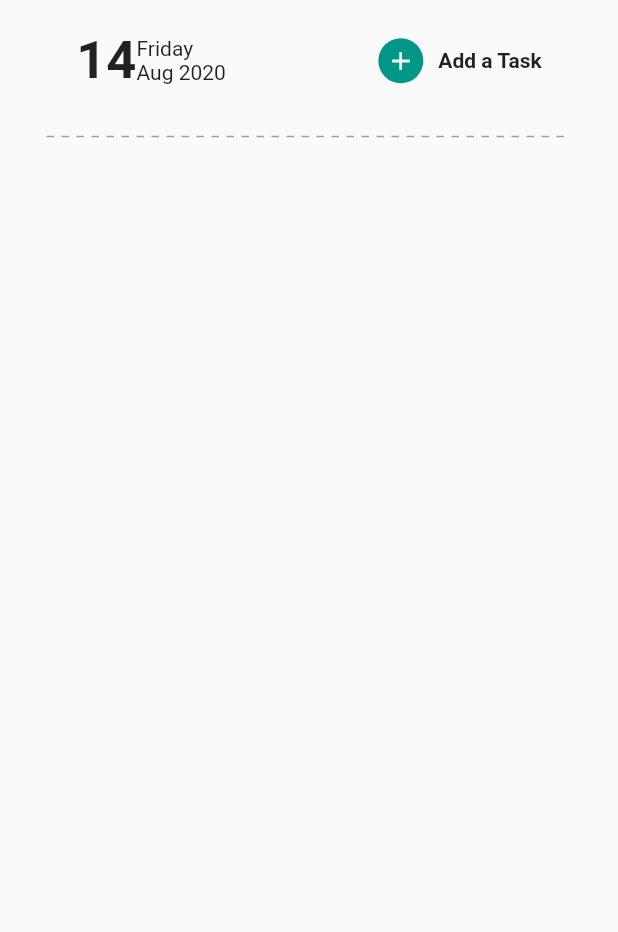
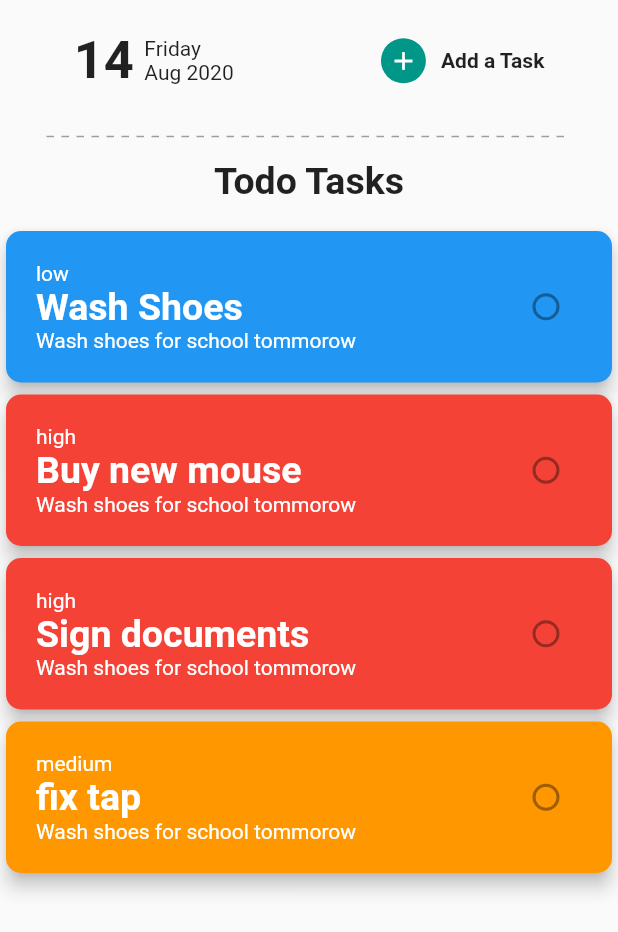
Before and after one commit to reichenbachh/Flutter-Todo, a Flutter app: the screen it shows after launch, on a phone screen of 412 x 824 dp. Shown: the top 932 px of the screen. Run offline on Flutter 3.47's test engine with Material 2 defaults, Android fonts, the phone set to English and light mode, and no system bars; our stand-ins replace dotted_decoration.

Commit message:
dynamic task cards created

```diff
--- /dev/null
+++ b/lib/widgets/addTaskBtn.dart
@@ -0,0 +1,35 @@
+import 'package:flutter/material.dart';
+
+class AddBtn extends StatelessWidget {
+  @override
+  Widget build(BuildContext context) {
+    return Row(
+      children: [
+        Container(
+          height: 30,
+          width: 30,
+          decoration: BoxDecoration(
+            borderRadius: BorderRadius.circular(30),
+            color: Theme.of(context).primaryColor,
+          ),
+          child: IconButton(
+            iconSize: 20,
+            padding: EdgeInsets.all(1),
+            icon: Icon(
+              Icons.add,
+              color: Colors.white,
+            ),
+            onPressed: () {},
+          ),
+        ),
+        Padding(
+          padding: EdgeInsets.only(left: 10),
+          child: Text(
+            "Add a Task",
+            style: TextStyle(fontWeight: FontWeight.bold),
+          ),
+        ),
+      ],
+    );
+  }
+}
--- /dev/null
+++ b/lib/widgets/date.dart
@@ -0,0 +1,27 @@
+import 'package:flutter/material.dart';
+import 'package:intl/intl.dart';
+
+class DateWid extends StatelessWidget {
+  @override
+  Widget build(BuildContext context) {
+    return Row(
+      mainAxisAlignment: MainAxisAlignment.center,
+      children: [
+        Text(
+          DateTime.now().day.toString(),
+          style: TextStyle(fontWeight: FontWeight.bold, fontSize: 35),
+        ),
+        Padding(
+          padding: EdgeInsets.only(left: 7),
+          child: Column(
+            crossAxisAlignment: CrossAxisAlignment.start,
+            children: [
+              Text(DateFormat("EEEE").format(DateTime.now())),
+              Text(DateFormat.yMMM().format(DateTime.now()))
+            ],
+          ),
+        )
+      ],
+    );
+  }
+}
--- a/lib/widgets/taskHome.dart
+++ b/lib/widgets/taskHome.dart
@@ -1,6 +1,14 @@
 import 'package:flutter/material.dart';
 import 'package:intl/intl.dart';
+
+import 'package:uuid/uuid.dart';
 import 'package:dotted_decoration/dotted_decoration.dart';
+
+import "./taskList.dart";
+import "./todoHeading.dart";
+import './addTaskBtn.dart';
+import './date.dart';
+import '../models/task.dart';
 
 class taskHome extends StatefulWidget {
   @override
@@ -8,6 +16,40 @@ class taskHome extends StatefulWidget {
 }
 
 class _taskHomeState extends State<taskHome> {
+  final List<Task> taskList = [
+    Task(
+      taskName: "Wash Shoes",
+      taskPriority: "low",
+      taskDesc: "Wash shoes for school tommorow",
+      taskId: Uuid().v4(),
+      taskDate: DateTime.now(),
+      taskSatus: false,
+    ),
+    Task(
+      taskName: "Buy new mouse",
+      taskPriority: "high",
+      taskDesc: "Wash shoes for school tommorow",
+      taskId: Uuid().v4(),
+      taskDate: DateTime.now(),
+      taskSatus: false,
+    ),
+    Task(
+      taskName: "Sign documents",
+      taskPriority: "high",
+      taskDesc: "Wash shoes for school tommorow",
+      taskId: Uuid().v4(),
+      taskDate: DateTime.now(),
+      taskSatus: false,
+    ),
+    Task(
+      taskName: "fix tap",
+      taskPriority: "medium",
+      taskDesc: "Wash shoes for school tommorow",
+      taskId: Uuid().v4(),
+      taskDate: DateTime.now(),
+      taskSatus: false,
+    )
+  ];
   var date = DateTime.now();
 
   @override
@@ -21,53 +63,7 @@ class _taskHomeState extends State<taskHome> {
               children: [
                 Row(
                   mainAxisAlignment: MainAxisAlignment.spaceAround,
-                  children: [
-                    Row(
-                      mainAxisAlignment: MainAxisAlignment.center,
-                      children: [
-                        Text(
-                          DateTime.now().day.toString(),
-                          style: TextStyle(
-                              fontWeight: FontWeight.bold, fontSize: 35),
-                        ),
-                        Column(
-                          crossAxisAlignment: CrossAxisAlignment.start,
-                          children: [
-                            Text(DateFormat("EEEE").format(DateTime.now())),
-                            Text(DateFormat.yMMM().format(DateTime.now()))
-                          ],
-                        )
-                      ],
-                    ),
-                    Row(
-                      children: [
-                        Container(
-                          height: 30,
-                          width: 30,
-                          decoration: BoxDecoration(
-                            borderRadius: BorderRadius.circular(30),
-                            color: Theme.of(context).primaryColor,
-                          ),
-                          child: IconButton(
-                            iconSize: 20,
-                            padding: EdgeInsets.all(1),
-                            icon: Icon(
-                              Icons.add,
-                              color: Colors.white,
-                            ),
-                            onPressed: () {},
-                          ),
-                        ),
-                        Padding(
-                          padding: EdgeInsets.only(left: 10),
-                          child: Text(
-                            "Add a Task",
-                            style: TextStyle(fontWeight: FontWeight.bold),
-                          ),
-                        ),
-                      ],
-                    ),
-                  ],
+                  children: [DateWid(), AddBtn()],
                 ),
                 Container(
                   width: 350,
@@ -76,7 +72,9 @@ class _taskHomeState extends State<taskHome> {
                     shape: Shape.line,
                     linePosition: LinePosition.bottom,
                   ),
-                )
+                ),
+                TodoHead(),
+                TaskList(taskList)
               ],
             ),
           ),
--- /dev/null
+++ b/lib/widgets/taskList.dart
@@ -0,0 +1,70 @@
+import 'package:flutter/material.dart';
+
+import '../models/task.dart';
+
+class TaskList extends StatelessWidget {
+  Color getColor(pri) {
+    var col;
+    if (pri == "high") {
+      col = Colors.red;
+    }
+    if (pri == "medium") {
+      col = Colors.orange;
+    }
+    if (pri == "low") {
+      col = Colors.blue;
+    }
+    return col;
+  }
+
+  @override
+  final List<Task> taskList;
+  TaskList(this.taskList);
+  Widget build(BuildContext context) {
+    return Column(
+      children: taskList.map((task) {
+        return Card(
+          color: getColor(task.taskPriority),
+          shape:
+              RoundedRectangleBorder(borderRadius: BorderRadius.circular(10)),
+          elevation: 5,
+          child: Padding(
+            padding: EdgeInsets.all(20),
+            child: Row(
+              mainAxisAlignment: MainAxisAlignment.spaceBetween,
+              children: [
+                Column(
+                  crossAxisAlignment: CrossAxisAlignment.start,
+                  children: [
+                    Text(
+                      task.taskPriority,
+                      style: TextStyle(
+                        color: Colors.white,
+                      ),
+                    ),
+                    Text(
+                      task.taskName,
+                      style: TextStyle(
+                        fontWeight: FontWeight.bold,
+                        color: Colors.white,
+                        fontSize: 25,
+                      ),
+                    ),
+                    Text(
+                      task.taskDesc,
+                      style: TextStyle(color: Colors.white),
+                    )
+                  ],
+                ),
+                Radio(
+                  value: false,
+                  activeColor: Colors.white,
+                )
+              ],
+            ),
+          ),
+        );
+      }).toList(),
+    );
+  }
+}
--- /dev/null
+++ b/lib/widgets/todoHeading.dart
@@ -0,0 +1,16 @@
+import 'package:flutter/material.dart';
+
+class TodoHead extends StatelessWidget {
+  @override
+  Widget build(BuildContext context) {
+    return Padding(
+      padding: EdgeInsets.all(15),
+      child: Center(
+        child: Text(
+          "Todo Tasks",
+          style: TextStyle(fontSize: 25, fontWeight: FontWeight.bold),
+        ),
+      ),
+    );
+  }
+}
```
